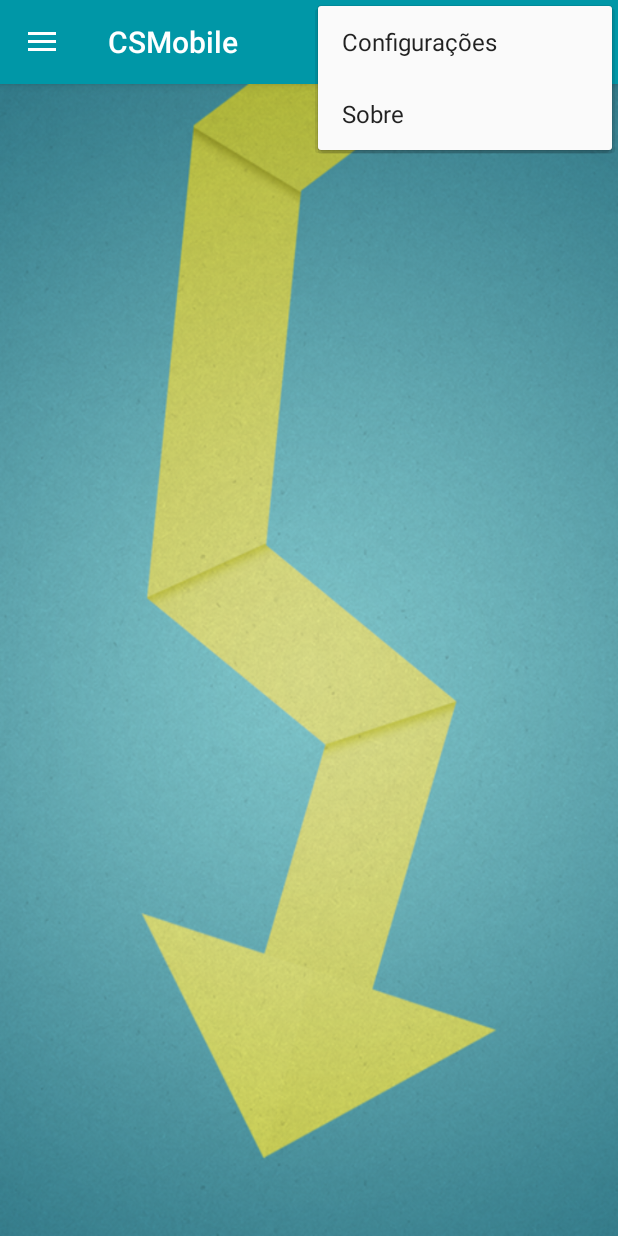
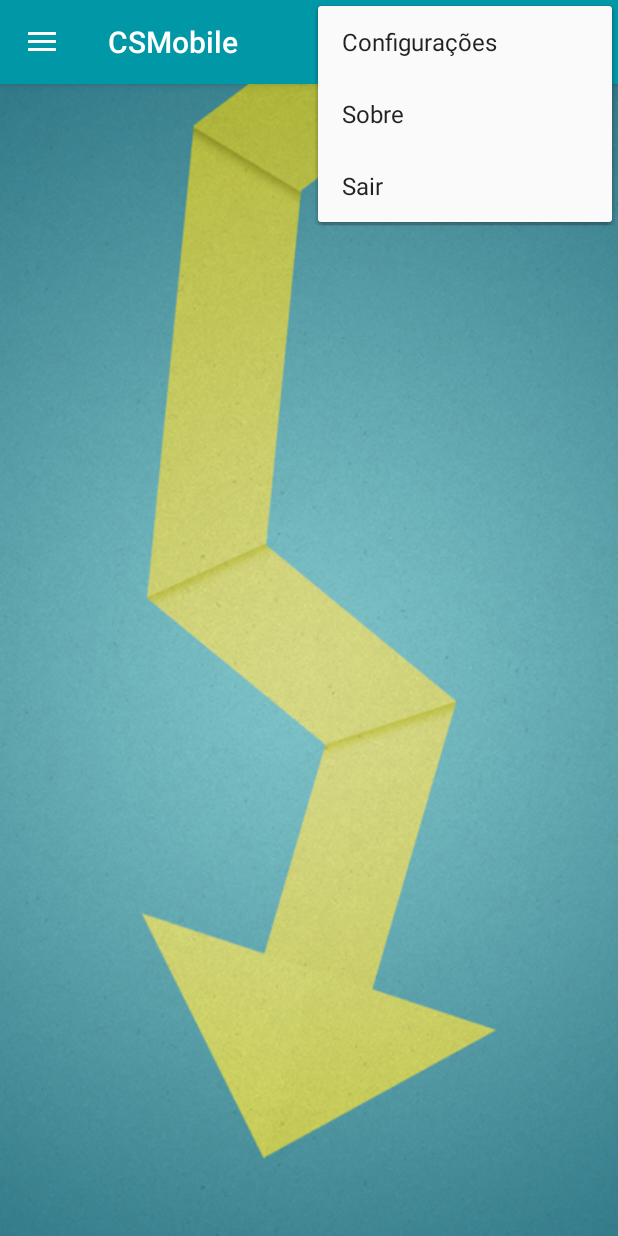
Before and after one commit to JessySilva/cs-mobile, an Android app: the MainActivity screen opened directly, with no data from a screen before it, with the options menu open, on a phone screen of 412 x 824 dp. Run offline under Robolectric (Android 15) with nearby library versions, the phone set to English and light mode, and no system bars; 1 statement that could not run was skipped.

Commit message:
Nome e Email na Header
Adicionado nome e email na Header do Menu Drawer

```diff
--- a/app/src/main/java/br/com/charlessilva/MainActivity.java
+++ b/app/src/main/java/br/com/charlessilva/MainActivity.java
@@ -27,13 +27,14 @@ import android.support.v4.widget.DrawerLayout;
 import android.support.v7.app.ActionBarDrawerToggle;
 import android.support.v7.app.AppCompatActivity;
 import android.support.v7.widget.Toolbar;
+import android.view.LayoutInflater;
 import android.view.Menu;
 import android.view.MenuItem;
 import android.util.Log;
 import android.content.Intent;
+import android.view.View;
 import android.widget.TextView;
 import android.widget.Toast;
-
 import java.io.File;
 import java.text.SimpleDateFormat;
 import java.util.Calendar;
@@ -49,7 +50,7 @@ public class MainActivity extends AppCompatActivity implements NavigationView.On
     private static final String TAG = MainActivity.class.getSimpleName();
 
     // Elementos de Design
-    private TextView txtName;
+    private TextView txtNome;
     private TextView txtEmail;
 
     // SQLite
@@ -69,6 +70,17 @@ public class MainActivity extends AppCompatActivity implements NavigationView.On
         // Logs de Evento Criado
         Log.d(TAG, "Layout iniciado MainActivity!");
 
+        db = new SQLiteHandler(getApplicationContext());
+        session = new SessionManager(getApplicationContext());
+        if (!session.isLoggedIn()) {
+            logoutUser();
+        }
+
+        HashMap<String, String> user = db.getUserDetails();
+        String nome = user.get("name");
+        String email = user.get("email");
+        Log.d(TAG, "Recebido dados do BD");
+
         DrawerLayout drawer = (DrawerLayout) findViewById(R.id.drawer_layout);
         ActionBarDrawerToggle toggle = new ActionBarDrawerToggle(
                 this, drawer, toolbar, R.string.navigation_drawer_open, R.string.navigation_drawer_close);
@@ -76,27 +88,16 @@ public class MainActivity extends AppCompatActivity implements NavigationView.On
         toggle.syncState();
         NavigationView navigationView = (NavigationView) findViewById(R.id.nav_view);
         navigationView.setNavigationItemSelectedListener(this);
-
-         txtName = (TextView) findViewById(R.id.name);
-         txtEmail = (TextView) findViewById(R.id.email);
-
+        // Adicioando Nome e Email na Header
+        View header = LayoutInflater.from(this).inflate(R.layout.nav_header_main, null);
+        navigationView.addHeaderView(header);
+        txtNome = (TextView) header.findViewById(R.id.nome);
+        txtEmail = (TextView) header.findViewById(R.id.email);
+        txtNome.setText("Olá: " + nome);
+        txtEmail.setText("Conectado: " + email);
         Log.d(TAG, "Layout da Gaveta de navegação iniciado MainActivity ");
 
-        db = new SQLiteHandler(getApplicationContext());
-        session = new SessionManager(getApplicationContext());
-        if (!session.isLoggedIn()) {
-            logoutUser();
-        }
-
-        HashMap<String, String> user = db.getUserDetails();
-        String name = user.get("name");
-        String email = user.get("email");
-
-        Log.d(TAG, "Recebido dados do BD");
-
-        /*Log.d(TAG, "Exibindo Hora e Saudações");
-
-        // Manipulando Data e Hora
+        /*// Manipulando Data e Hora
         SimpleDateFormat dateFormat_hora = new SimpleDateFormat("HH:mm:ss");
         Date data = new Date();
         Calendar cal = Calendar.getInstance();
@@ -116,7 +117,8 @@ public class MainActivity extends AppCompatActivity implements NavigationView.On
         } else {
             txtName.setText("Boa Noite, " + name);
             txtEmail.setText("Conectado: " + email);
-        }*/
+        }
+        Log.d(TAG, "Exibindo Hora e Saudações");*/
 
     }
 
@@ -186,11 +188,21 @@ public class MainActivity extends AppCompatActivity implements NavigationView.On
         if (id == R.id.acao_settings) {
 
             Log.d(TAG, "Ação configurações clicada");
+            return true;
 
         } else if (id == R.id.acao_busca) {
+
             Toast.makeText(getApplicationContext(), "Ação clicada", Toast.LENGTH_LONG).show();
+            return true;
+
         } else if (id == R.id.acao_sobre){
 
+            Log.d(TAG, "Ação Sobre clicada");
+
+            return true;
+        } else if (id == R.id.acao_sair){
+
+            logoutUser();
             return true;
         }
 
--- a/app/src/main/res/layout/activity_main.xml
+++ b/app/src/main/res/layout/activity_main.xml
@@ -19,7 +19,7 @@
         android:layout_height="match_parent"
         android:layout_gravity="start"
         android:fitsSystemWindows="true"
-        app:headerLayout="@layout/nav_header_main"
         app:menu="@menu/activity_main_drawer" />
+    <!--app:headerLayout="@layout/nav_header_main"-->
 
 </android.support.v4.widget.DrawerLayout>
--- a/app/src/main/res/layout/nav_header_main.xml
+++ b/app/src/main/res/layout/nav_header_main.xml
@@ -21,7 +21,7 @@
         android:src="@drawable/logo" />
 
     <TextView
-            android:id="@+id/name"
+            android:id="@+id/nome"
             android:layout_width="match_parent"
             android:layout_height="wrap_content"
             android:layout_gravity="center"
--- a/app/src/main/res/menu/main.xml
+++ b/app/src/main/res/menu/main.xml
@@ -22,4 +22,9 @@
         android:orderInCategory="100"
         android:title="@string/action_about"
         app:showAsAction="never" />
+    <item
+        android:id="@+id/acao_sair"
+        android:orderInCategory="100"
+        android:title="@string/action_sair"
+        app:showAsAction="never" />
 </menu>
--- a/app/src/main/res/values/strings.xml
+++ b/app/src/main/res/values/strings.xml
@@ -21,9 +21,9 @@
     <string name="navigation_drawer_open">Abre a gaveta de navegação</string>
     <string name="navigation_drawer_close">Fecha a gaveta de navegação</string>
     <string name="action_search">Busca</string>
-    <string name="lbl_you_are_at">VOCE ESTÁ EM</string>
     <string name="action_settings">Configurações</string>
     <string name="action_about">Sobre</string>
+    <string name="action_sair">Sair</string>
     <string name="menu_cafe">Pague-me um café!</string>
     <string name="msg_cafe">O conteúdo deste APP foi útil para você? Então, me pague um café! :)</string>
 
```
